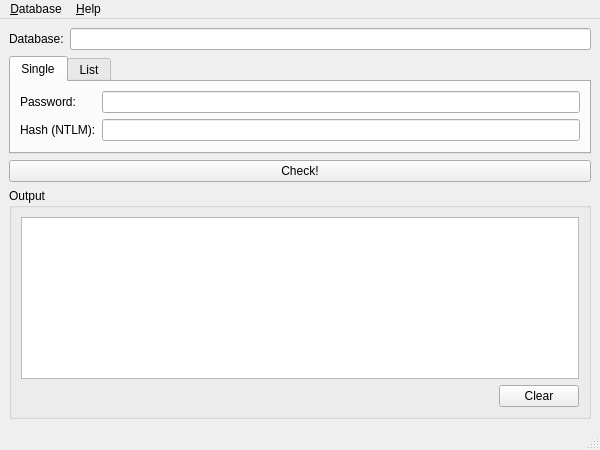
Before: the Qt Designer form mainwindow.ui in BrainB0ne/haveibeenpwned-local, drawn with Qt 5.
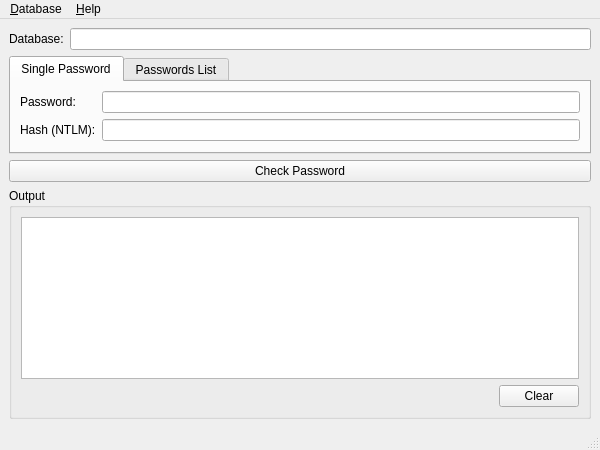
After: the same form once the commit is applied. Icons and pictures are not drawn.

Commit message: changed text of Check button and Tabs

Patch:
```diff
--- a/mainwindow.ui
+++ b/mainwindow.ui
@@ -46,7 +46,7 @@
       </property>
       <widget class="QWidget" name="tab_single">
        <attribute name="title">
-        <string>Single</string>
+        <string>Single Password</string>
        </attribute>
        <layout class="QGridLayout" name="gridLayout_2">
         <item row="0" column="0">
@@ -84,7 +84,7 @@
       </widget>
       <widget class="QWidget" name="tab_list">
        <attribute name="title">
-        <string>List</string>
+        <string>Passwords List</string>
        </attribute>
        <layout class="QGridLayout" name="gridLayout_4">
         <item row="0" column="0">
@@ -128,7 +128,7 @@
     <item row="2" column="0" colspan="2">
      <widget class="QPushButton" name="checkButton">
       <property name="text">
-       <string>Check!</string>
+       <string>Check Password</string>
       </property>
       <property name="icon">
        <iconset resource="haveibeenpwned-local.qrc">
```
The commit also changes 2 other files.
